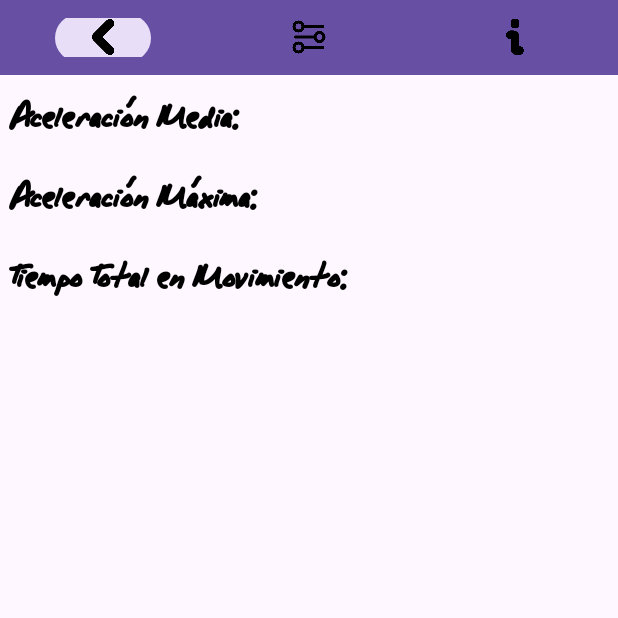
After one commit to carlaalma/RecipesApp-Final, an Android app: the EstadisticasActivity screen opened directly, with no data from a screen before it, on a phone screen of 412 x 824 dp, the top half of it. The commit adds this screen. Run offline under Robolectric (Android 15) with nearby library versions, the phone set to English and light mode, and no system bars.

Commit message:
final commit

```diff
--- a/app/src/main/AndroidManifest.xml
+++ b/app/src/main/AndroidManifest.xml
@@ -16,9 +16,12 @@
         android:theme="@style/Theme.RecipesApp"
         tools:targetApi="31">
         <activity
+            android:name=".activities.EstadisticasActivity"
+            android:exported="false" />
+        <activity
             android:name=".activities.SettingsActivity"
             android:exported="true"
-            android:theme="@style/Theme.RecipesApp"/>
+            android:theme="@style/Theme.RecipesApp" />
         <activity
             android:name=".activities.AceleracionActivity"
             android:exported="true" />
--- a/app/src/main/java/com/example/recipesapp/MainActivity.java
+++ b/app/src/main/java/com/example/recipesapp/MainActivity.java
@@ -34,8 +34,11 @@ public class MainActivity extends AppCompatActivity {
                 Insets systemBars = insets.getInsets(WindowInsetsCompat.Type.systemBars());
                 v.setPadding(systemBars.left, systemBars.top, systemBars.right, systemBars.bottom);
                 return insets;
+
             });
-
+            NotificationHelper.createNotificationChannel(this);
+            Intent serviceIntent = new Intent(this, RecetaService.class);
+            startForegroundService(serviceIntent);
             Button btn_entrante = findViewById(R.id.btn_entrante);
             Button btn_principal = findViewById(R.id.btn_principal);
             Button btn_segundos = findViewById(R.id.btn_segundos);
--- a/app/src/main/java/com/example/recipesapp/activities/DetalleRecetaActivity.java
+++ b/app/src/main/java/com/example/recipesapp/activities/DetalleRecetaActivity.java
@@ -37,7 +37,7 @@ public class DetalleRecetaActivity extends AppCompatActivity {
             txtTitulo.setText(receta.getTitulo() );
             txtIngredientes.setText(receta.getIngredientes());
             txtPasos.setText(receta.getPasos());
-            imgReceta.setImageResource(receta.getImagenResId());
+            imgReceta.setImageResource(receta.getImagen());
             // Imagen por defecto
             }
 
--- /dev/null
+++ b/app/src/main/java/com/example/recipesapp/activities/EstadisticasActivity.java
@@ -0,0 +1,84 @@
+package com.example.recipesapp.activities;
+
+import android.app.AlertDialog;
+import android.content.Intent;
+import android.database.Cursor;
+import android.os.Bundle;
+import android.widget.TextView;
+import androidx.appcompat.app.AppCompatActivity;
+import com.example.recipesapp.R;
+import com.example.recipesapp.database.DatabaseManager;
+import com.google.android.material.bottomnavigation.BottomNavigationView;
+
+public class EstadisticasActivity extends AppCompatActivity {
+    private TextView txtAceleracionMedia, txtAceleracionMaxima, txtTiempoTotal;
+    private DatabaseManager databaseManager;
+
+    @Override
+    protected void onCreate(Bundle savedInstanceState) {
+        super.onCreate(savedInstanceState);
+        setContentView(R.layout.activity_estadisticas);
+
+        txtAceleracionMedia = findViewById(R.id.txt_aceleracion_media);
+        txtAceleracionMaxima = findViewById(R.id.txt_aceleracion_maxima);
+        txtTiempoTotal = findViewById(R.id.txt_tiempo_total);
+        BottomNavigationView bottomNavigationView = findViewById(R.id.bottom_navigation);
+        bottomNavigationView.setOnItemSelectedListener(item -> {
+            if (item.getItemId() == R.id.action_back) {
+                onBackPressed();
+                return true;
+            } else if (item.getItemId() == R.id.action_about) {
+                showAboutDialog();
+                return true;
+            }
+            return false;
+        });
+        databaseManager = new DatabaseManager(this);
+
+        cargarEstadisticas();
+    }
+
+    private void cargarEstadisticas() {
+        Cursor cursor = databaseManager.obtenerDatosAceleracion();
+        if (cursor != null && cursor.moveToFirst()) {
+            float aceleracionMedia = 0;
+            float aceleracionMaxima = 0;
+            long tiempoTotal = 0;
+            int count = 0;
+
+            do {
+                float aceleracion = cursor.getFloat(cursor.getColumnIndexOrThrow("aceleracion_media"));
+                long tiempo = cursor.getLong(cursor.getColumnIndexOrThrow("tiempo_movimiento"));
+
+                aceleracionMedia += aceleracion;
+                tiempoTotal += tiempo;
+
+                if (aceleracion > aceleracionMaxima) {
+                    aceleracionMaxima = aceleracion;
+                }
+                count++;
+            } while (cursor.moveToNext());
+
+            if (count > 0) {
+                aceleracionMedia /= count;
+            }
+
+            txtAceleracionMedia.setText(String.format("Aceleración Media: %.2f m/s²", aceleracionMedia));
+            txtAceleracionMaxima.setText(String.format("Aceleración Máxima: %.2f m/s²", aceleracionMaxima));
+            txtTiempoTotal.setText(String.format("Tiempo Total en Movimiento: %d ms", tiempoTotal));
+        }
+
+        if (cursor != null) {
+            cursor.close();
+        }
+    }
+
+    private void showAboutDialog() {
+        AlertDialog.Builder builder = new AlertDialog.Builder(this);
+        builder.setTitle("Acerca de")
+                .setMessage("Esta actividad muestra estadisticas de aceleracion del dispositivo.")
+                .setPositiveButton("OK", (dialog, which) -> dialog.dismiss())
+                .show();
+    }
+
+}
--- a/app/src/main/java/com/example/recipesapp/database/DatabaseManager.java
+++ b/app/src/main/java/com/example/recipesapp/database/DatabaseManager.java
@@ -189,6 +189,11 @@ public class DatabaseManager extends SQLiteOpenHelper {
         }
 
     }
+    public Cursor obtenerDatosAceleracion() {
+        SQLiteDatabase db = this.getReadableDatabase();
+        return db.rawQuery("SELECT * FROM aceleraciones", null);
+    }
+
 
     // Método para agregar una nueva receta (CRUD: Create)
     public long addReceta(Receta receta) {
--- /dev/null
+++ b/app/src/main/res/layout/activity_estadisticas.xml
@@ -0,0 +1,59 @@
+<?xml version="1.0" encoding="utf-8"?>
+<androidx.constraintlayout.widget.ConstraintLayout xmlns:android="http://schemas.android.com/apk/res/android"
+    xmlns:app="http://schemas.android.com/apk/res-auto"
+    xmlns:tools="http://schemas.android.com/tools"
+    android:id="@+id/main"
+    android:layout_width="match_parent"
+    android:layout_height="match_parent"
+    tools:context=".activities.EstadisticasActivity">
+
+
+    <LinearLayout xmlns:android="http://schemas.android.com/apk/res/android"
+        android:layout_width="match_parent"
+        android:layout_height="match_parent"
+        android:orientation="vertical"
+        >
+        <com.google.android.material.bottomnavigation.BottomNavigationView
+            android:id="@+id/bottom_navigation"
+            android:layout_width="match_parent"
+            android:layout_height="50dp"
+            android:background="?attr/colorPrimary"
+            app:itemBackground="@color/transparent"
+            app:itemIconTint="@color/navigation_item_color"
+            app:itemRippleColor="@color/transparent"
+            app:itemTextColor="@color/navigation_item_color"
+            app:labelVisibilityMode="unlabeled"
+            app:menu="@menu/bottom_nav_menu"
+
+            />
+
+        <TextView
+            android:id="@+id/txt_aceleracion_media"
+            android:layout_width="match_parent"
+            android:layout_height="wrap_content"
+            android:text="Aceleración Media: "
+            android:textSize="16pt"
+            android:textStyle="bold"
+            android:layout_margin="6dp"/>
+
+        <TextView
+            android:id="@+id/txt_aceleracion_maxima"
+            android:layout_width="match_parent"
+            android:layout_height="wrap_content"
+            android:text="Aceleración Máxima: "
+            android:textSize="16pt"
+            android:textStyle="bold"
+            android:layout_margin="6dp"/>
+
+        <TextView
+            android:id="@+id/txt_tiempo_total"
+            android:layout_width="match_parent"
+            android:layout_height="wrap_content"
+            android:text="Tiempo Total en Movimiento: "
+            android:textSize="16pt"
+            android:textStyle="bold"
+            android:layout_margin="6dp"/>
+
+    </LinearLayout>
+
+</androidx.constraintlayout.widget.ConstraintLayout>
--- a/app/src/main/res/layout/activity_nueva_receta.xml
+++ b/app/src/main/res/layout/activity_nueva_receta.xml
@@ -66,12 +66,11 @@
         <Spinner
             android:id="@+id/spinner_tipo_receta"
             android:layout_width="match_parent"
-            android:layout_height="wrap_content"
+            android:layout_height="50dp"
             android:backgroundTint="@color/transparent"
             android:entries="@array/tipos_recetas"
             android:spinnerMode="dropdown"
-            android:popupBackground="@android:color/white"
-            />
+            android:layout_marginLeft="3dp"/>
         <View
             android:layout_width="match_parent"
             android:layout_height="2dp"
--- a/app/src/main/res/layout/spinner_item.xml
+++ b/app/src/main/res/layout/spinner_item.xml
@@ -1,7 +1,7 @@
 <?xml version="1.0" encoding="utf-8"?>
 <TextView xmlns:android="http://schemas.android.com/apk/res/android"
     android:layout_width="match_parent"
-    android:layout_height="50dp"
+    android:layout_height="wrap_content"
     android:textColor="@android:color/darker_gray"
     android:textSize="14pt"
     android:layout_marginLeft="1dp"/>
```
Also changed, not shown: app/src/main/java/com/example/recipesapp/NotificationHelper.java (added, +25 -0 lines), app/src/main/java/com/example/recipesapp/RecetaService.java (added, +80 -0 lines), app/src/main/java/com/example/recipesapp/activities/AceleracionActivity.java (+8 -2 lines), app/src/main/java/com/example/recipesapp/activities/NuevaRecetaActivity.java (+5 -13 lines), app/src/main/res/layout/activity_aceleracion.xml (+10 -0 lines).
